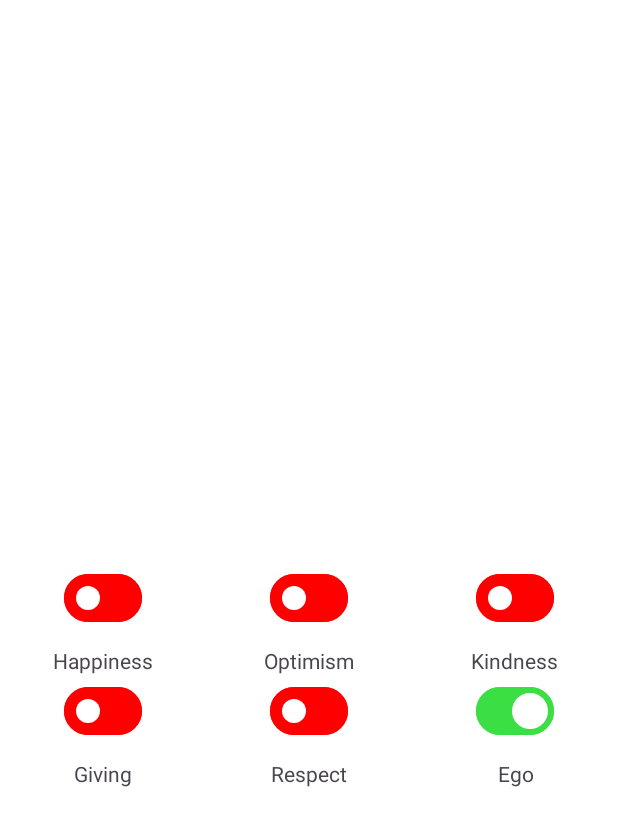
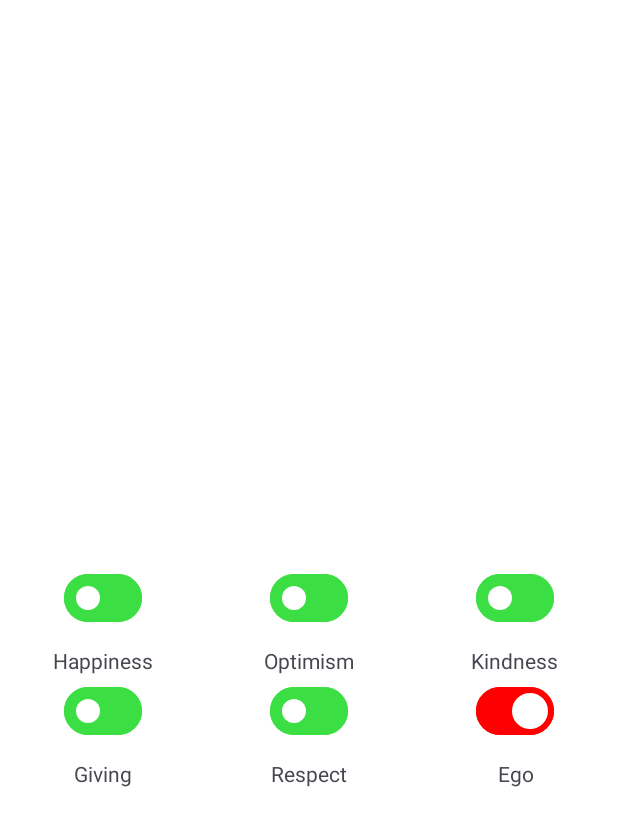
Before and after one commit to bengisusaahin/Mindset, an Android app: the screen it shows after launch (MainActivity), on a phone screen of 412 x 824 dp. Shown: the top 826 px of the screen. Run offline under Robolectric (Android 15) with nearby library versions, the phone set to English and light mode, and no system bars.

Commit message:
feat: changed switch state color according to active/inactive

```diff
--- a/app/src/main/java/com/bengisusahin/mindset/MainActivity.kt
+++ b/app/src/main/java/com/bengisusahin/mindset/MainActivity.kt
@@ -42,7 +42,6 @@ class MainActivity : AppCompatActivity() {
             when (item.itemId) {
                 R.id.navigation_home -> {
                     navigateToDetail(HomeFragment())
-
                     true
                 }
                 R.id.switchHappiness -> {
--- a/app/src/main/res/drawable/switch_colors.xml
+++ b/app/src/main/res/drawable/switch_colors.xml
@@ -1,5 +1,5 @@
 <?xml version="1.0" encoding="utf-8"?>
 <selector xmlns:android="http://schemas.android.com/apk/res/android">
-    <item android:state_checked="true" android:color="@color/green" />
-    <item android:state_checked="false" android:color="@color/red" />
+    <item android:state_checked="true" android:color="@color/red" />
+    <item android:state_checked="false" android:color="@color/green" />
 </selector>
```
